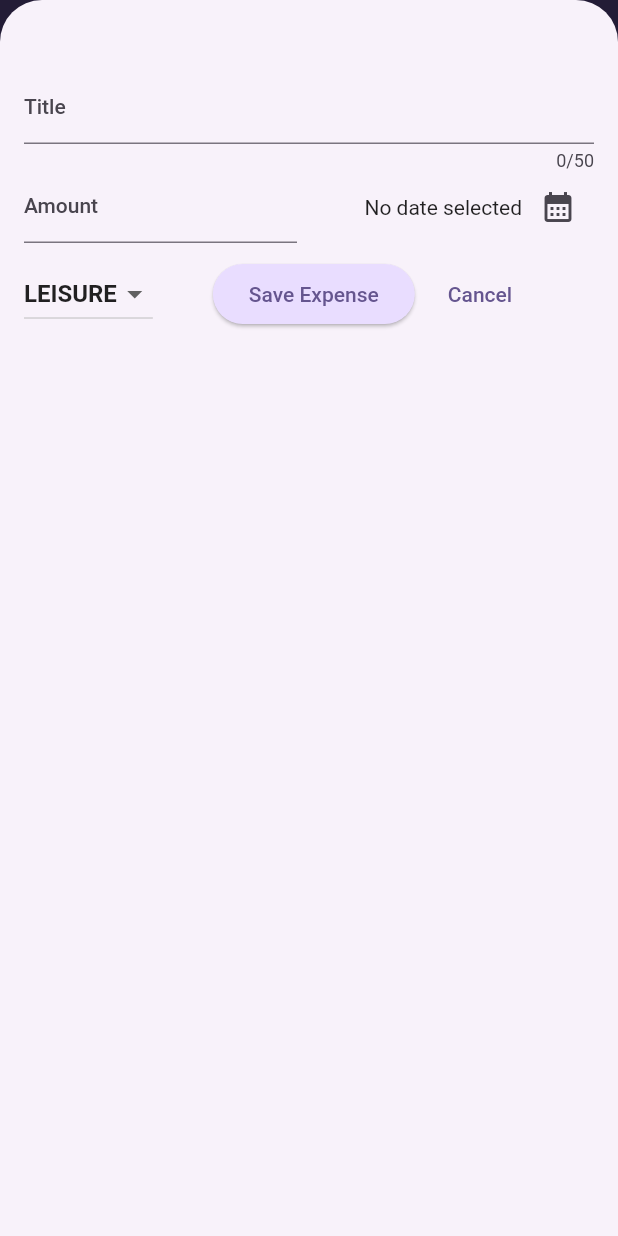
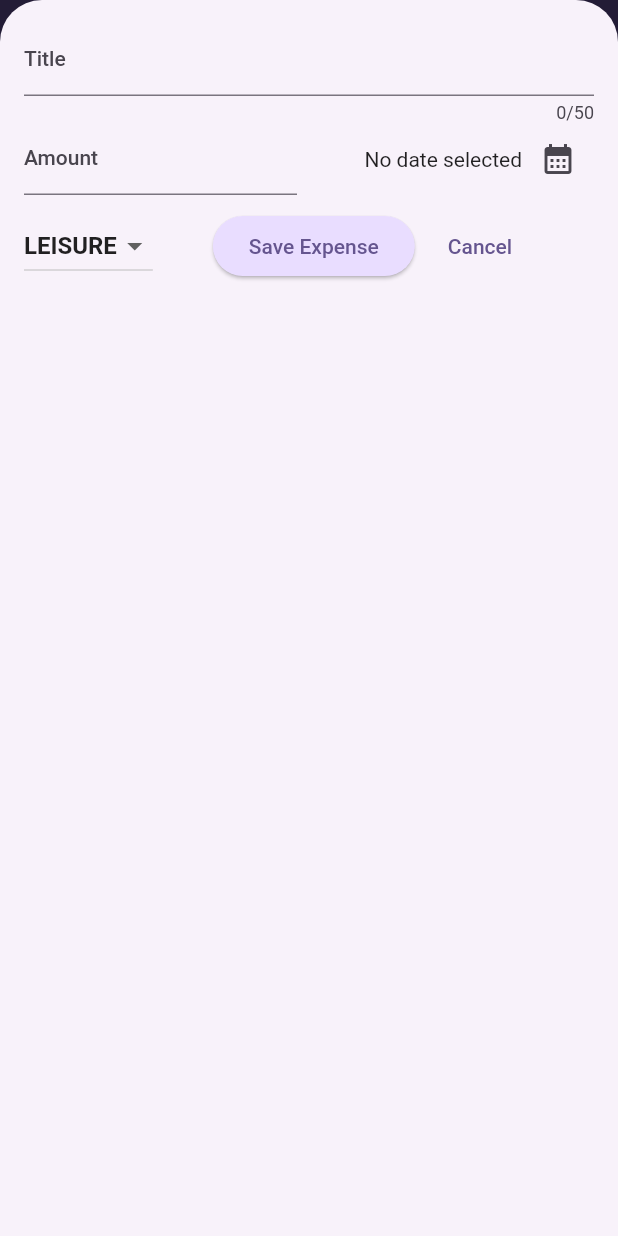
Before and after one commit to MattiaLR95/expense_tracker_flutter, a Flutter app: the screen it shows after launch, after a tap on the "add" icon, on a phone screen of 412 x 824 dp. Run offline on Flutter 3.47's test engine with Material 2 defaults, Android fonts, the phone set to English and light mode, and no system bars.

Commit message:
Implementata safe area su new_expenses

```diff
--- a/lib/main.dart
+++ b/lib/main.dart
@@ -12,7 +12,7 @@ void main() {
   // WidgetsFlutterBinding.ensureInitialized();
   // SystemChrome.setPreferredOrientations([
   //   DeviceOrientation.portraitUp,
-  // ]).then((fn) {
+  // ]).then((fn) { ------------------> Blocca la rotazione schermo dell'app
   runApp(
     MaterialApp(
       darkTheme: ThemeData.dark().copyWith(
--- a/lib/widgets/expenses.dart
+++ b/lib/widgets/expenses.dart
@@ -31,6 +31,7 @@ class _Expenses extends State<Expenses> {
 
   void _openAddExpenseOverlay() {
     showModalBottomSheet(
+      useSafeArea: true,
       isScrollControlled: true,
       context: context,
       builder: (ctx) => NewExpense(onAddExpense: _addExpense),
--- a/lib/widgets/new_expense.dart
+++ b/lib/widgets/new_expense.dart
@@ -86,7 +86,7 @@ class _NewExpense extends State<NewExpense> {
       height: double.infinity,
       child: SingleChildScrollView(
         child: Padding(
-          padding: EdgeInsets.fromLTRB(16,48,16,keyboardSpace + 16),
+          padding: EdgeInsets.fromLTRB(16, 16, 16, keyboardSpace + 16),
           child: Column(
             children: [
               TextField(
@@ -138,7 +138,8 @@ class _NewExpense extends State<NewExpense> {
                               value: category,
                               child: Text(
                                 category.name.toUpperCase(),
-                                style: const TextStyle(fontWeight: FontWeight.bold),
+                                style: const TextStyle(
+                                    fontWeight: FontWeight.bold),
                               ),
                             ),
                           )
```
